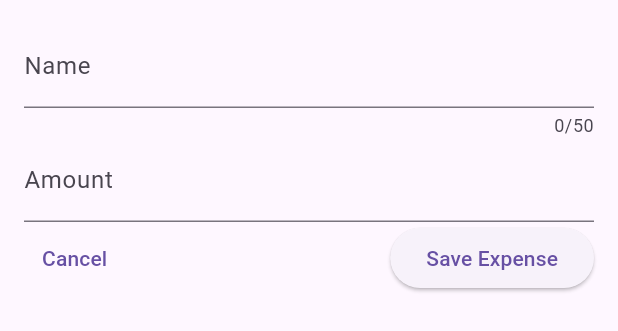
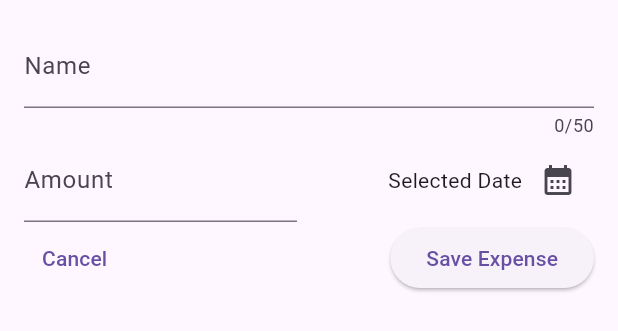
Before and after one commit to Arthurgt/Flutter-Expenses-Tracker, a Flutter app: the NewExpense widget shown alone on an empty page, opened directly, on a phone screen of 412 x 824 dp. Shown: the top 331 px of the screen. Run offline on Flutter 3.47's test engine with Material 2 defaults, Android fonts, the phone set to English and light mode, and no system bars.

Commit message:
Commit_10 - Created date picker for new expense.

```diff
--- a/lib/widgets/new_expense.dart
+++ b/lib/widgets/new_expense.dart
@@ -12,6 +12,17 @@ class NewExpense extends StatefulWidget {
 class _NewExpenseState extends State<NewExpense> {
   final _titleController = TextEditingController();
   final _amountController = TextEditingController();
+
+  void _presentDatePicker() {
+    final now = DateTime.now();
+    final firstDate = DateTime(now.year - 1, now.month, now.day);
+    final lastDate = DateTime(now.year + 1, now.month, now.day);
+    showDatePicker(
+        context: context,
+        initialDate: now,
+        firstDate: firstDate,
+        lastDate: lastDate);
+  }
 
   @override
   void dispose() {
@@ -33,13 +44,33 @@ class _NewExpenseState extends State<NewExpense> {
               label: Text('Name'),
             ),
           ),
-            TextField(
+          Row(
+            children: [
+              Expanded(
+                child: TextField(
                   controller: _amountController,
                   keyboardType: TextInputType.number,
                   decoration: const InputDecoration(
                     prefixText: '\$',
                     label: Text('Amount'),
                   ),
+                ),
+              ),
+              const SizedBox(width: 16),
+              Expanded(
+                child: Row(
+                  mainAxisAlignment: MainAxisAlignment.end,
+                  crossAxisAlignment: CrossAxisAlignment.center,
+                  children: [
+                    const Text('Selected Date'),
+                    IconButton(
+                      onPressed: _presentDatePicker,
+                      icon: Icon(Icons.calendar_month),
+                    )
+                  ],
+                ),
+              )
+            ],
           ),
           Row(
             children: [
@@ -60,6 +91,7 @@ class _NewExpenseState extends State<NewExpense> {
             ],
           ),
         ],
-        ));
+      ),
+    );
   }
 }
```
Lines whose indentation alone changed are shown as unchanged.
